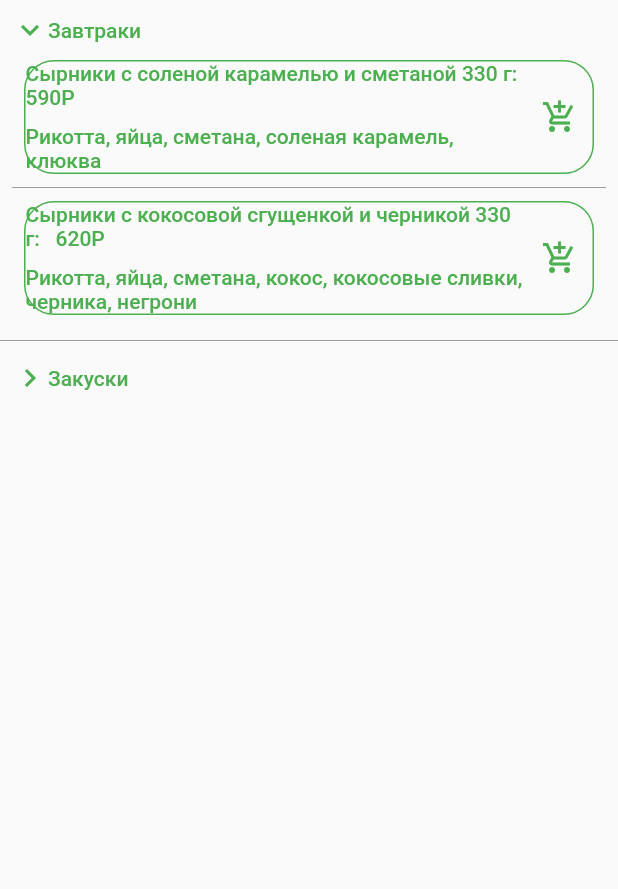
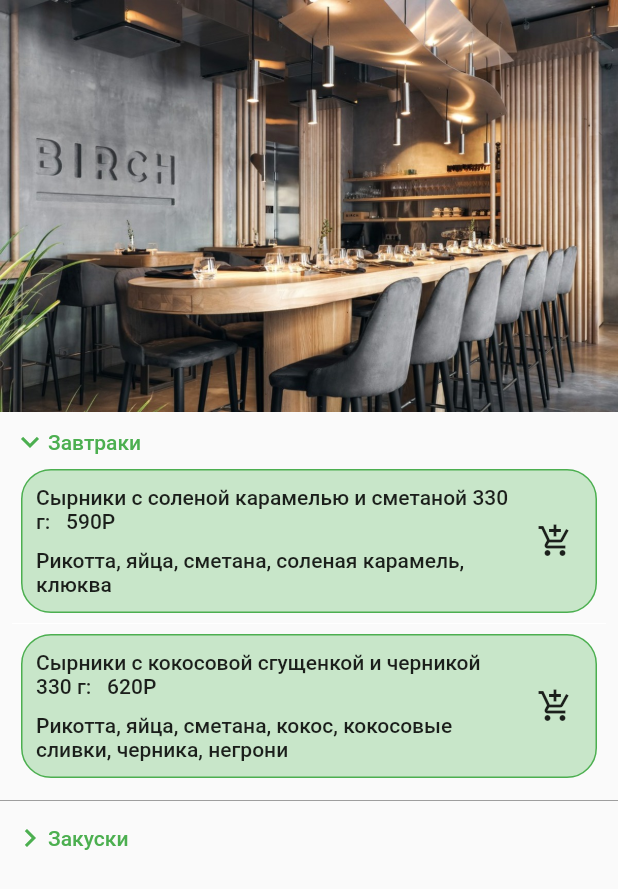
Before and after one commit to f1reworker/bonch.hack, a Flutter app: the BodyPageRest widget shown alone on an empty page, opened directly with sample values from the repository, after a tap on "Завтраки", on a phone screen of 412 x 824 dp. Shown: the top 889 px of the screen. Run offline on Flutter 3.47's test engine with Material 2 defaults, Android fonts, the phone set to English and light mode, and no system bars.

Commit message:
checkpoint 3.1

```diff
--- a/lib/pages/page_rest.dart
+++ b/lib/pages/page_rest.dart
@@ -1,4 +1,5 @@
 import 'package:bonch_hack/classes.dart';
+import 'package:bonch_hack/main.dart';
 import 'package:bonch_hack/models/bottom_navigation.dart';
 import 'package:bonch_hack/pages/first_pages/list_rest.dart';
 import 'package:bonch_hack/provider/data.dart';
@@ -58,7 +59,7 @@ class _BodyPageRestState extends State<BodyPageRest> {
     return ListView(
       shrinkWrap: true,
       children: [
-        Image.network(widget.info.photo[0]),
+        Image.asset(widget.info.photo[0]),
         BuildMenu(
           info: widget.info,
         )
@@ -114,6 +115,7 @@ class _BuildMenuState extends State<BuildMenu> {
                           countRest.add(name);
                           context.read<ChangeSumm>().getList(cart);
                           context.read<ChangeSumm>().changeSumm(cart);
+                          context.read<ChangeSumm>().getNowOrder(nowRest);
                         }
                       },
                       child: const Text('Да')),
@@ -160,8 +162,8 @@ class _BuildMenuState extends State<BuildMenu> {
                     menuList[widget.info.name]![widget.info.menu[index]]!
                                 .last ==
                             false
-                        ? Icon(Icons.chevron_right_sharp)
-                        : Icon(Icons.keyboard_arrow_down_sharp),
+                        ? const Icon(Icons.chevron_right_sharp)
+                        : const Icon(Icons.keyboard_arrow_down_sharp),
                     Text(widget.info.menu[index])
                   ]),
                   // ignore: unrelated_type_equality_checks
@@ -173,12 +175,14 @@ class _BuildMenuState extends State<BuildMenu> {
                           itemBuilder: (context, ind) => Padding(
                                 padding: const EdgeInsets.all(6.0),
                                 child: Container(
-                                  margin: EdgeInsets.all(2),
+                                  padding:
+                                      const EdgeInsets.fromLTRB(9, 10, 3, 10),
                                   decoration: BoxDecoration(
+                                      color: myColor,
                                       border: Border.all(
                                         color: Colors.green,
                                       ),
-                                      borderRadius: BorderRadius.all(
+                                      borderRadius: const BorderRadius.all(
                                           Radius.circular(20))),
                                   child: Row(
                                     mainAxisAlignment:
@@ -188,25 +192,28 @@ class _BuildMenuState extends State<BuildMenu> {
                                           width: MediaQuery.of(context)
                                                   .size
                                                   .width -
-                                              80,
+                                              90,
                                           child: ListView(
                                               physics:
                                                   const NeverScrollableScrollPhysics(),
                                               shrinkWrap: true,
                                               children: [
-                                                Text((menuList[
-                                                            widget.info
-                                                                .name]![widget
-                                                            .info
-                                                            .menu[index]]![ind]
+                                                Text(
+                                                  menuList[widget.info.name]![
+                                                              widget.info.menu[
+                                                                  index]]![ind]
                                                           .item +
                                                       ":   " +
-                                                    menuList[widget.info.name]![
+                                                      menuList[widget
+                                                                  .info.name]![
                                                               widget.info.menu[
                                                                   index]]![ind]
                                                           .price
                                                           .toString() +
-                                                    "P")),
+                                                      "P",
+                                                  style: const TextStyle(
+                                                      color: Colors.black87),
+                                                ),
                                                 const SizedBox(
                                                   height: 10,
                                                 ),
@@ -214,7 +221,10 @@ class _BuildMenuState extends State<BuildMenu> {
                                                   menuList[widget.info.name]![
                                                           widget.info.menu[
                                                               index]]![ind]
-                                                        .description)
+                                                      .description,
+                                                  style: const TextStyle(
+                                                      color: Colors.black87),
+                                                )
                                               ])),
                                       IconButton(
                                           onPressed: () {
@@ -222,15 +232,23 @@ class _BuildMenuState extends State<BuildMenu> {
                                             String type =
                                                 widget.info.menu[index];
                                             addToCart(name, type, ind);
+                                            setState(() {});
                                           },
-                                          icon: const Icon(
-                                              Icons.add_shopping_cart_outlined))
+                                          icon: Icon(
+                                            Icons.add_shopping_cart_outlined,
+                                            color: menuList[widget.info.name]![
+                                                        widget.info
+                                                            .menu[index]]![ind]
+                                                    .inCart
+                                                ? Colors.red
+                                                : Colors.black87,
+                                          ))
                                     ],
                                   ),
                                 ),
                               ),
                           separatorBuilder: (context, index) => const Divider(
-                                color: Colors.grey,
+                                color: Colors.white,
                                 height: 2,
                               ),
                           itemCount: menuList[widget.info.name]![
--- a/lib/provider/data.dart
+++ b/lib/provider/data.dart
@@ -3,10 +3,10 @@ import 'package:flutter/widgets.dart';
 
 int _data = 0;
 List<Menu> data2 = [];
-List<Menu> nowOrderData = cart;
+Set<String> nowOrderData = {};
 
 class ChangeSumm with ChangeNotifier {
-  List<Menu> get getNowOrderData => nowOrderData;
+  Set<String> get getNowOrderData => nowOrderData;
   int get getData => _data;
   List<Menu> get getData2 => data2;
   void getList(menu) {
```
Also changed, not shown: lib/pages/first_pages/cart.dart (+24 -11 lines), lib/pages/first_pages/history.dart (+61 -9 lines), lib/pages/first_pages/list_rest.dart (+20 -21 lines), assets/2.jpg (added), assets/3.jpg (added), assets/4.jpg (added), assets/5.png (added), 1 other file. Lines whose indentation alone changed are shown as unchanged.
